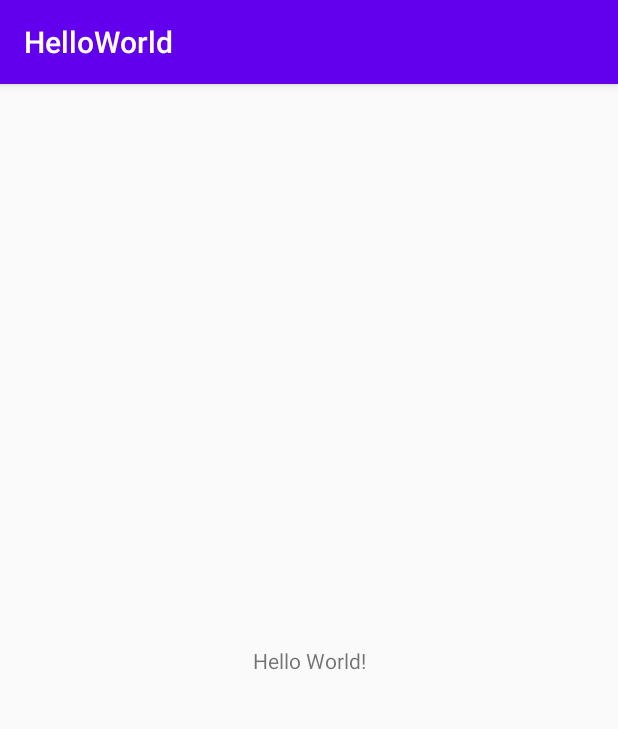
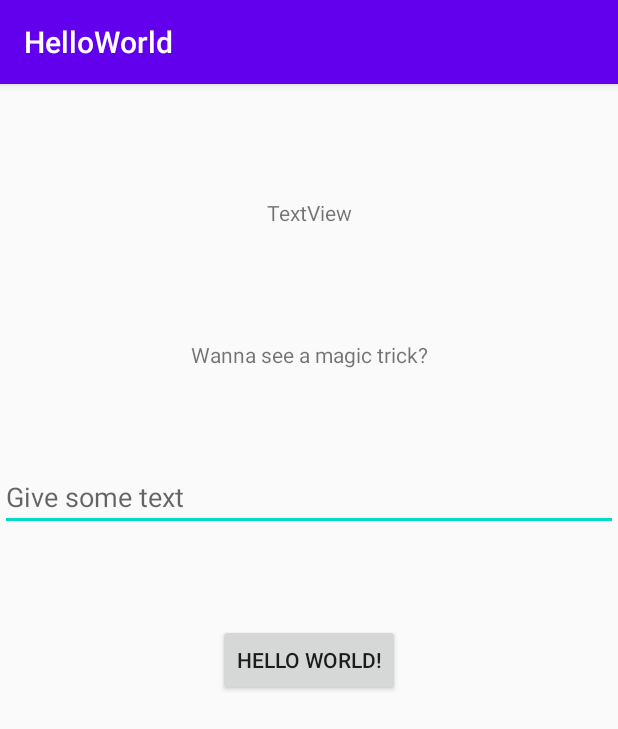
Before and after one commit to akseliekseli/VKO7, an Android app: the screen it shows after launch (MainActivity), on a phone screen of 412 x 824 dp. Shown: the top 729 px of the screen. Run offline under Robolectric (Android 15) with nearby library versions, the phone set to English and light mode, and no system bars.

```diff
--- a/app/src/main/java/com/example/helloworld/MainActivity.java
+++ b/app/src/main/java/com/example/helloworld/MainActivity.java
@@ -3,12 +3,46 @@ package com.example.helloworld;
 import androidx.appcompat.app.AppCompatActivity;
 
 import android.os.Bundle;
+import android.text.Editable;
+import android.text.TextWatcher;
+import android.view.View;
+import android.widget.EditText;
+import android.widget.TextView;
+
+import com.google.android.material.textfield.TextInputEditText;
+import com.google.android.material.textfield.TextInputLayout;
 
 public class MainActivity extends AppCompatActivity {
+
+    TextView text;
+    TextView text2;
+    EditText update_text;
 
     @Override
     protected void onCreate(Bundle savedInstanceState) {
         super.onCreate(savedInstanceState);
         setContentView(R.layout.activity_main);
+        text = (TextView) findViewById(R.id.textView);
+        text2 = (TextView) findViewById(R.id.textView2);
+        update_text = (EditText) findViewById(R.id.textInput);
+        update_text.addTextChangedListener(new TextWatcher() {
+            @Override
+            public void beforeTextChanged(CharSequence s, int start, int count, int after) {
+            }
+            @Override
+            public void onTextChanged(CharSequence s, int start, int before, int count) {
+                text.setText(update_text.getText());
+            }
+            @Override
+            public void afterTextChanged(Editable s) {
+
+            }
+        });
+    }
+
+    public void printHW(View v){
+        System.out.println("Hello World!");
+        text2.setText("Hello World!");
+        text.setText(update_text.getText());
     }
 }
--- a/app/src/main/res/layout/activity_main.xml
+++ b/app/src/main/res/layout/activity_main.xml
@@ -6,13 +6,45 @@
     android:layout_height="match_parent"
     tools:context=".MainActivity">
 
-    <TextView
+    <com.google.android.material.textfield.TextInputEditText
+        android:id="@+id/textInput"
+        android:layout_width="match_parent"
+        android:layout_height="wrap_content"
+        android:hint="@string/give_some_text"
+        app:layout_constraintBottom_toTopOf="@+id/button"
+        app:layout_constraintEnd_toEndOf="parent"
+        app:layout_constraintStart_toStartOf="parent"
+        app:layout_constraintTop_toBottomOf="@+id/textView" />
+
+    <Button
+        android:id="@+id/button"
         android:layout_width="wrap_content"
         android:layout_height="wrap_content"
+        android:onClick="printHW"
         android:text="Hello World!"
         app:layout_constraintBottom_toBottomOf="parent"
-        app:layout_constraintLeft_toLeftOf="parent"
-        app:layout_constraintRight_toRightOf="parent"
+        app:layout_constraintEnd_toEndOf="parent"
+        app:layout_constraintStart_toStartOf="parent"
+        app:layout_constraintTop_toTopOf="parent" />
+
+    <TextView
+        android:id="@+id/textView"
+        android:layout_width="wrap_content"
+        android:layout_height="wrap_content"
+        android:text="@string/wanna_see_a_magic_trick"
+        app:layout_constraintBottom_toTopOf="@+id/button"
+        app:layout_constraintEnd_toEndOf="parent"
+        app:layout_constraintStart_toStartOf="parent"
+        app:layout_constraintTop_toTopOf="parent" />
+
+    <TextView
+        android:id="@+id/textView2"
+        android:layout_width="wrap_content"
+        android:layout_height="wrap_content"
+        android:text="TextView"
+        app:layout_constraintBottom_toTopOf="@+id/textView"
+        app:layout_constraintEnd_toEndOf="parent"
+        app:layout_constraintStart_toStartOf="parent"
         app:layout_constraintTop_toTopOf="parent" />
 
 </androidx.constraintlayout.widget.ConstraintLayout>
--- a/app/src/main/res/values/strings.xml
+++ b/app/src/main/res/values/strings.xml
@@ -1,3 +1,6 @@
 <resources>
     <string name="app_name">HelloWorld</string>
+    <string name="wanna_see_a_magic_trick">Wanna see a magic trick?</string>
+    <string name="hint">hint</string>
+    <string name="give_some_text">Give some text</string>
 </resources>
```
